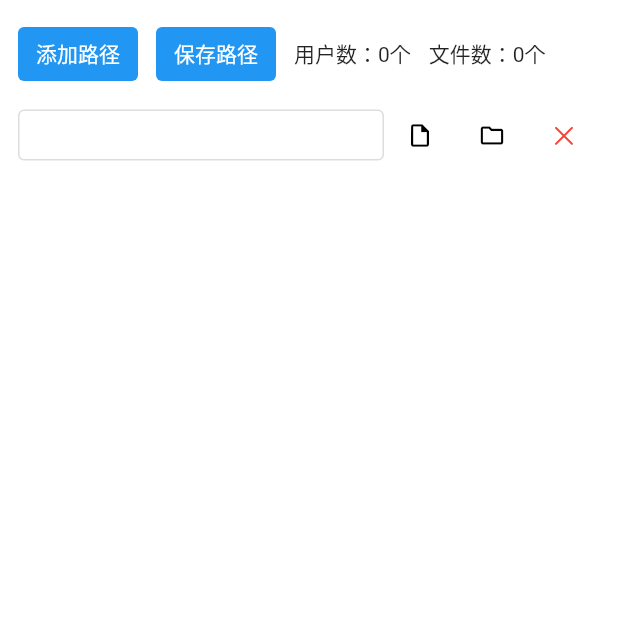
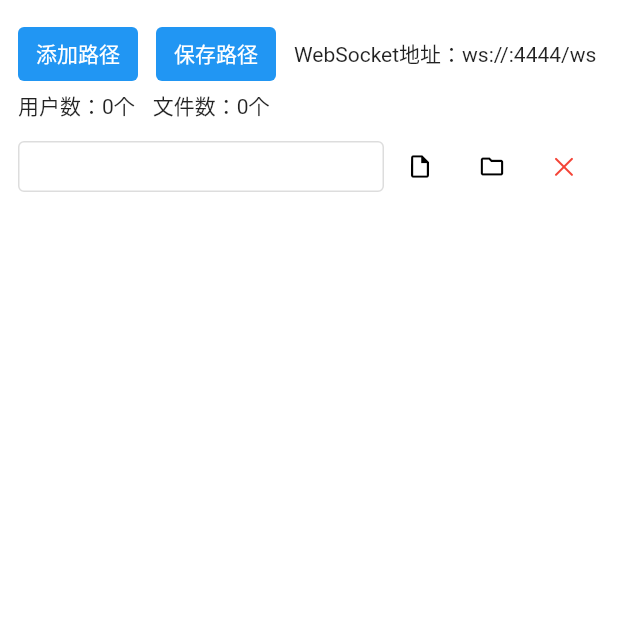
Before and after one commit to j787701730/listen_file_to_refresh, a Flutter app: the screen it shows after launch, after a tap on "添加路径", on a phone screen of 412 x 824 dp, the top half of it. Run offline on Flutter 3.47's test engine with Material 2 defaults, Android fonts, the phone set to English and light mode, and no system bars; our stand-ins replace file_picker, shared_preferences, shelf; missing offline and left inert: intranet_ip, protocol_handler, shelf_cors_headers, shelf_plus, tray_manager, window_manager; Roboto replaces fonts that are missing (微软雅黑); statements that could not run were skipped.

Commit message:
ws地址由localhost替换成本地IP地址, 删除js文件

```diff
--- a/lib/home.dart
+++ b/lib/home.dart
@@ -1,12 +1,15 @@
 import 'dart:async';
 import 'dart:io';
+
 import 'package:file_picker/file_picker.dart';
 import 'package:flutter/cupertino.dart';
+import 'package:flutter/material.dart';
+import 'package:flutter/services.dart';
+import 'package:intranet_ip/intranet_ip.dart';
 import 'package:shared_preferences/shared_preferences.dart';
+import 'package:shelf/shelf_io.dart' as io;
 import 'package:shelf_cors_headers/shelf_cors_headers.dart';
-import 'package:flutter/material.dart';
 import 'package:shelf_plus/shelf_plus.dart' as plus;
-import 'package:shelf/shelf_io.dart' as io;
 
 class Home extends StatefulWidget {
   const Home({Key? key}) : super(key: key);
@@ -25,6 +28,8 @@ class _HomeState extends State<Home> {
   bool flag = false;
   List<plus.WebSocketSession> users = [];
   int filesLimit = 3000;
+  String ip = '';
+  int port = 4444;
 
   @override
   void initState() {
@@ -66,7 +71,16 @@ class _HomeState extends State<Home> {
       ScaffoldMessenger.of(context).clearSnackBars();
     }
     final messenger = ScaffoldMessenger.of(context);
-    messenger.showSnackBar(SnackBar(content: Text(msg)));
+    messenger.showSnackBar(
+      SnackBar(
+        content: Text(
+          msg,
+          style: const TextStyle(
+            fontFamily: '微软雅黑',
+          ),
+        ),
+      ),
+    );
   }
 
   setCache() async {
@@ -94,8 +108,10 @@ class _HomeState extends State<Home> {
         onMessage: (ws, dynamic data) {},
       ),
     );
-    server = await io.serve(app, 'localhost', 4444);
+    ip = (await intranetIpv4()).address;
+    server = await io.serve(app, ip, port);
     timeSendMsg();
+    setState(() {});
   }
 
   comparisonFile() {
@@ -207,6 +223,13 @@ class _HomeState extends State<Home> {
                   },
                   child: const Text("保存路径"),
                 ),
+                InkWell(
+                  onTap: () {
+                    Clipboard.setData(ClipboardData(text: 'ws://$ip:$port/ws'));
+                    toast("复制成功: $ip:$port");
+                  },
+                  child: Text('WebSocket地址：ws://$ip:$port/ws'),
+                ),
                 Text('用户数：${users.length}个'),
                 Text('文件数：${files.length}个'),
               ],
--- a/lib/main.dart
+++ b/lib/main.dart
@@ -18,6 +18,7 @@ void main() async {
   windowManager.waitUntilReadyToShow().then((_) async {
     // Hide window title bar
     await windowManager.setSize(const Size(800, 600));
+    await windowManager.setMinimumSize(const Size(800, 600));
     // await windowManager.setTitle(appName);
     await windowManager.center();
     await windowManager.show();
--- a/pubspec.yaml
+++ b/pubspec.yaml
@@ -41,6 +41,7 @@ dependencies:
   shared_preferences: ^2.0.13
   protocol_handler: 0.1.1
   file_picker: ^4.5.1
+  intranet_ip: ^1.0.2
 
 dev_dependencies:
   flutter_test:
```
Also changed, not shown: doc/1.png, pubspec.lock, 1 other file.
